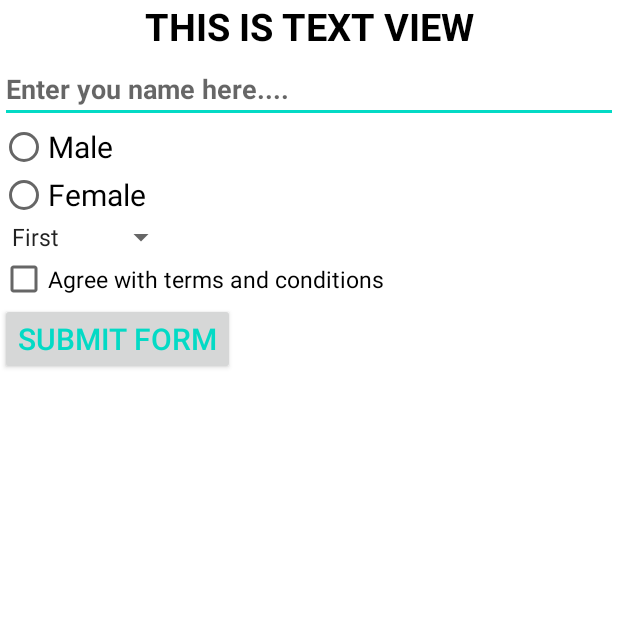
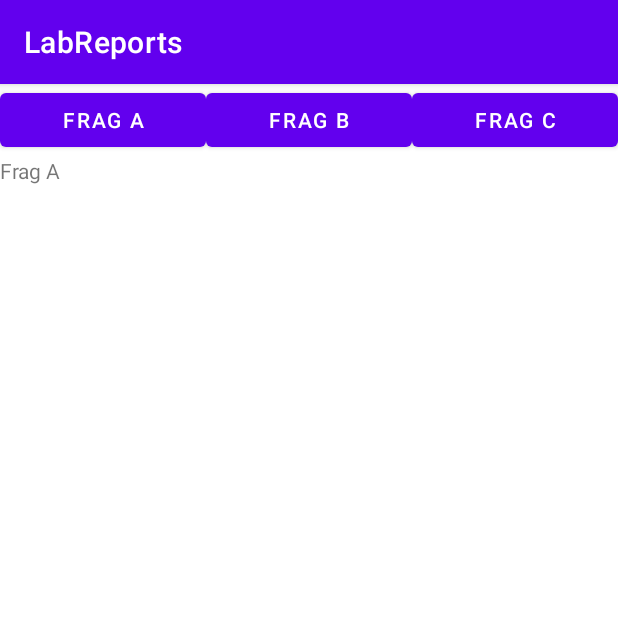
Before and after one commit to saljeshh/MobileProgrammingLabReport, an Android app: the screen it shows after launch (WidgetsEg before the commit, MainActivity after it), on a phone screen of 412 x 824 dp, the top half of it. Run offline under Robolectric (Android 15) with nearby library versions, the phone set to English and light mode, and no system bars.

Commit message:
Lab 8 and 9, fragment static, using Fragment manager

```diff
--- a/app/src/main/AndroidManifest.xml
+++ b/app/src/main/AndroidManifest.xml
@@ -13,9 +13,7 @@
         android:theme="@style/Theme.LabReports"
         tools:targetApi="31">
 
-        <activity
-            android:name=".WidgetsEg"
-            android:exported="true">
+        <activity android:name=".MainActivity" android:exported="true">
 
             <intent-filter>
                 <action android:name="android.intent.action.MAIN" />
@@ -23,6 +21,7 @@
             </intent-filter>
         </activity>
 
+
     </application>
 
 </manifest>
--- /dev/null
+++ b/app/src/main/java/com/example/labreports/AFragment.java
@@ -0,0 +1,23 @@
+package com.example.labreports;
+
+import android.os.Bundle;
+
+import androidx.fragment.app.Fragment;
+
+import android.view.LayoutInflater;
+import android.view.View;
+import android.view.ViewGroup;
+
+
+public class AFragment extends Fragment {
+    public AFragment() {
+        // Required empty public constructor
+    }
+
+    @Override
+    public View onCreateView(LayoutInflater inflater, ViewGroup container,
+                             Bundle savedInstanceState) {
+        // Inflate the layout for this fragment
+        return inflater.inflate(R.layout.fragment_a, container, false);
+    }
+}
--- /dev/null
+++ b/app/src/main/java/com/example/labreports/MainActivity.java
@@ -0,0 +1,64 @@
+package com.example.labreports;
+
+import android.os.Bundle;
+import android.view.View;
+import android.widget.Button;
+
+import androidx.annotation.Nullable;
+import androidx.appcompat.app.AppCompatActivity;
+import androidx.fragment.app.Fragment;
+import androidx.fragment.app.FragmentManager;
+import androidx.fragment.app.FragmentTransaction;
+
+
+public class MainActivity extends AppCompatActivity {
+    Button btnFragA, btnFragB, btnFragC;
+
+    @Override
+    protected void onCreate(@Nullable Bundle savedInstanceState) {
+        super.onCreate(savedInstanceState);
+        setContentView(R.layout.activity_main);
+
+        btnFragA = findViewById(R.id.btnFragA);
+        btnFragB = findViewById(R.id.btnFragB);
+        btnFragC = findViewById(R.id.btnFragC);
+
+        // default fragment
+        loadFrag(new AFragment(), 0);
+
+        btnFragA.setOnClickListener(new View.OnClickListener() {
+            @Override
+            public void onClick(View view) {
+                loadFrag(new AFragment(),1);
+            }
+        });
+
+        btnFragB.setOnClickListener(new View.OnClickListener() {
+            @Override
+            public void onClick(View view) {
+                loadFrag(new BFragment(),1);
+            }
+        });
+
+        btnFragC.setOnClickListener(new View.OnClickListener() {
+            @Override
+            public void onClick(View view) {
+                loadFrag(new CFragment(),1);
+            }
+        });
+    }
+
+    public void loadFrag(Fragment fragment, int flag) {
+        FragmentManager fm = getSupportFragmentManager();
+        FragmentTransaction ft = fm.beginTransaction();
+
+        if(flag == 0){
+            ft.add(R.id.container, fragment);
+        }else{
+            ft.replace(R.id.container, fragment);
+        }
+
+        ft.commit();
+    }
+
+}
--- a/app/src/main/java/com/example/labreports/WidgetsEg.java
+++ /dev/null
@@ -1,14 +0,0 @@
-package com.example.labreports;
-
-import android.app.Activity;
-import android.os.Bundle;
-
-import androidx.annotation.Nullable;
-
-public class WidgetsEg extends Activity {
-    @Override
-    protected void onCreate(@Nullable Bundle savedInstanceState) {
-        super.onCreate(savedInstanceState);
-        setContentView(R.layout.widgets);
-    }
-}
--- /dev/null
+++ b/app/src/main/res/layout/activity_main.xml
@@ -0,0 +1,56 @@
+<?xml version="1.0" encoding="utf-8"?>
+<LinearLayout xmlns:android="http://schemas.android.com/apk/res/android"
+    android:orientation="vertical"
+    android:layout_width="match_parent"
+    android:layout_height="match_parent">
+
+    <!--static way-->
+    <!--    <fragment-->
+    <!--        android:layout_width="match_parent"-->
+    <!--        android:layout_height="wrap_content"-->
+    <!--        android:layout_weight="1"-->
+    <!--        android:name="com.example.fragmentdemo.AFragment"-->
+    <!--        android:id="@+id/Frag1" />-->
+
+    <!--    <fragment-->
+    <!--        android:layout_width="match_parent"-->
+    <!--        android:layout_height="wrap_content"-->
+    <!--        android:layout_weight="1"-->
+    <!--        android:name="com.example.fragmentdemo.BFragment"-->
+    <!--        android:id="@+id/Frag2" />-->
+
+    <LinearLayout
+        android:layout_width="match_parent"
+        android:layout_height="wrap_content">
+
+        <Button
+            android:layout_width="wrap_content"
+            android:layout_height="wrap_content"
+            android:id="@+id/btnFragA"
+            android:layout_weight="1"
+            android:text="Frag A"/>
+
+        <Button
+            android:layout_width="wrap_content"
+            android:layout_height="wrap_content"
+            android:id="@+id/btnFragB"
+            android:layout_weight="1"
+            android:text="Frag B"/>
+
+        <Button
+            android:layout_width="wrap_content"
+            android:layout_height="wrap_content"
+            android:id="@+id/btnFragC"
+            android:layout_weight="1"
+            android:text="Frag C"/>
+
+
+
+    </LinearLayout>
+    <FrameLayout
+        android:layout_width="match_parent"
+        android:layout_height="match_parent"
+        android:id="@+id/container"/>
+
+
+</LinearLayout>
--- /dev/null
+++ b/app/src/main/res/layout/fragment_a.xml
@@ -0,0 +1,15 @@
+<?xml version="1.0" encoding="utf-8"?>
+<LinearLayout xmlns:android="http://schemas.android.com/apk/res/android"
+    xmlns:tools="http://schemas.android.com/tools"
+    android:orientation="vertical"
+    android:layout_width="match_parent"
+    android:layout_height="match_parent"
+    tools:context=".AFragment">
+
+    <TextView
+        android:id="@+id/txtFrag"
+        android:layout_width="match_parent"
+        android:layout_height="match_parent"
+        android:text="Frag A" />
+
+</LinearLayout>
--- a/app/src/main/res/layout/widgets.xml
+++ /dev/null
@@ -1,68 +0,0 @@
-<?xml version="1.0" encoding="utf-8"?>
-<LinearLayout xmlns:android="http://schemas.android.com/apk/res/android"
-    android:orientation="vertical"
-    android:layout_width="match_parent"
-    android:layout_height="match_parent">
-
-    <TextView
-        android:layout_width="match_parent"
-        android:layout_height="wrap_content"
-        android:text="This is text view"
-        android:id="@+id/textview"
-        android:textSize="25sp"
-        android:textStyle="bold"
-        android:textAllCaps="true"
-        android:textAlignment="center"
-        android:textColor="@color/black"/>
-
-    <EditText
-        android:layout_width="match_parent"
-        android:layout_height="wrap_content"
-        android:inputType="text"
-        android:layout_marginTop="2sp"
-        android:textColor="@color/black"
-        android:textStyle="bold"
-        android:hint="Enter you name here...."/>
-
-    <RadioGroup
-        android:layout_width="match_parent"
-        android:layout_height="wrap_content">
-
-        <RadioButton
-            android:layout_width="wrap_content"
-            android:layout_height="wrap_content"
-            android:text="Male"
-            android:textSize="20sp"/>
-
-        <RadioButton
-            android:layout_width="wrap_content"
-            android:layout_height="wrap_content"
-            android:text="Female"
-            android:textSize="20sp"/>
-
-    </RadioGroup>
-
-    <Spinner
-        android:layout_width="wrap_content"
-        android:layout_height="wrap_content"
-        android:entries="@array/spinner_items"
-        android:spinnerMode="dropdown"/>
-
-
-    <CheckBox
-        android:layout_width="wrap_content"
-        android:layout_height="wrap_content"
-        android:text="Agree with terms and conditions"
-        android:checked="false"
-        android:textSize="15sp"/>
-
-    <Button
-        android:layout_width="wrap_content"
-        android:layout_height="wrap_content"
-        android:text="Submit Form"
-        android:textAllCaps="true"
-        android:textSize="20sp"
-        android:textColor="@color/teal_200"
-        />
-
-</LinearLayout>
--- a/app/src/main/res/values/strings.xml
+++ b/app/src/main/res/values/strings.xml
@@ -5,4 +5,6 @@
         <item>First</item>
         <item>Second</item>
     </string-array>
+    <!-- TODO: Remove or change this placeholder text -->
+    <string name="hello_blank_fragment">Hello blank fragment</string>
 </resources>
```
Also changed, not shown: app/src/main/java/com/example/labreports/BFragment.java (added, +25 -0 lines), app/src/main/java/com/example/labreports/CFragment.java (added, +25 -0 lines), app/src/main/res/layout/fragment_b.xml (added, +14 -0 lines), app/src/main/res/layout/fragment_c.xml (added, +15 -0 lines).
